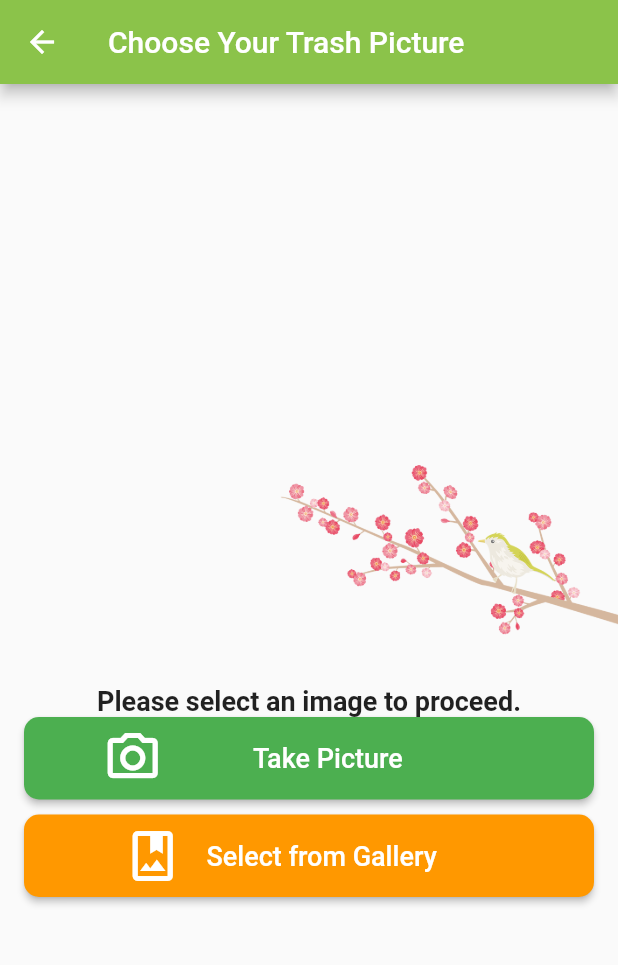
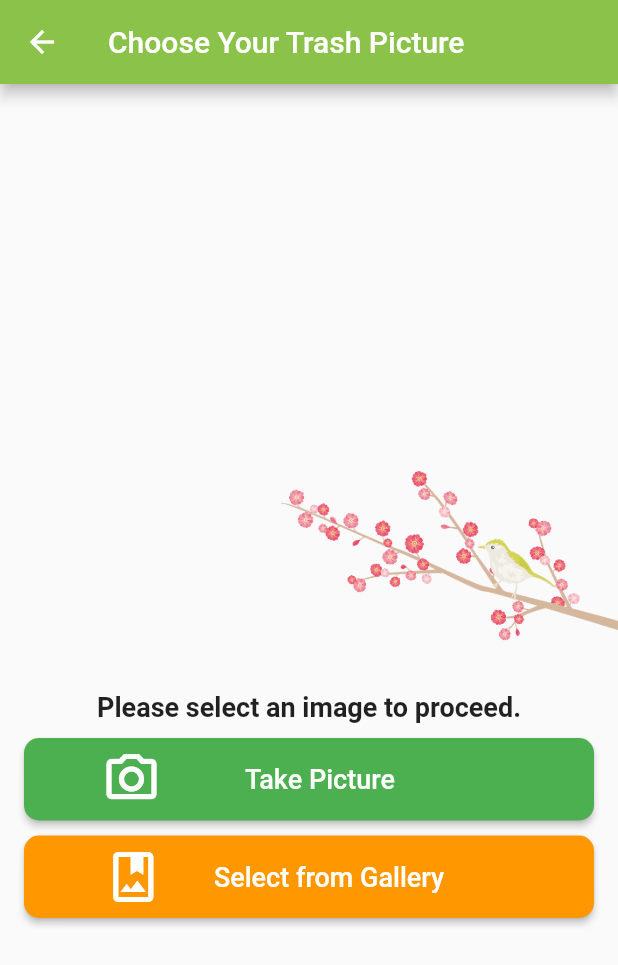
Before and after one commit to s3nmith/recycling-app, a Flutter app: the CameraScreen screen opened directly, on a phone screen of 412 x 824 dp. Shown: the top 965 px of the screen. Run offline on Flutter 3.47's test engine with Material 2 defaults, Android fonts, the phone set to English and light mode, and no system bars; our stand-ins replace firebase_auth, firebase_core, image_picker, introduction_screen, shared_preferences; missing offline and left inert: tflite; accounts and stored records are empty.

Commit message:
currently working on camera screen UI

```diff
--- a/recycling_app/lib/camera/home.dart
+++ b/recycling_app/lib/camera/home.dart
@@ -96,7 +96,7 @@
         ),
         body: Center(
           child: Column(
-            mainAxisAlignment: MainAxisAlignment.center,
+            mainAxisAlignment: MainAxisAlignment.start,
             crossAxisAlignment: CrossAxisAlignment.center,
             children: [
               Column(
@@ -111,6 +111,7 @@
                                 )
                               : Column(
                                   children: [
+                                    SizedBox(height: 25),
                                     Text(
                                       'The trash type is:',
                                       textAlign: TextAlign.center,
@@ -125,7 +126,7 @@
                                       '${_output?[0]['label'] ?? ''}',
                                       textAlign: TextAlign.center,
                                       style: TextStyle(
-                                        color: Colors.black,
+                                        color: Colors.blueAccent,
                                         fontSize: 18,
                                         fontWeight: FontWeight.w400,
                                       ),
@@ -153,6 +154,7 @@
                 children: [
                   imagePicked == false
                       ? Column(children: [
+                        SizedBox(height: 230),
                           Align(
                             alignment: Alignment.topRight,
                             child: SizedBox(
@@ -167,16 +169,18 @@
                               fontWeight: FontWeight.bold,
                             ),
                           ),
+                          SizedBox(height: 10)
                         ])
                       : Column(
                           children: [
+                            SizedBox(height: 15),
                             Padding(
                               padding: const EdgeInsets.only(
-                                  top: 5, bottom: 5, left: 8.0, right: 8.0),
+                                  top: 0, bottom: 5, left: 8.0, right: 8.0),
                               child: Image.file(
                                 _image,
-                                height: 336,
-                                width: 252,
+                                height: 428,
+                                width: 321,
                               ),
                             ),
                             Padding(
@@ -214,6 +218,7 @@
                   Column(children: [
                     Column(
                       mainAxisAlignment: MainAxisAlignment.center,
+                      crossAxisAlignment: CrossAxisAlignment.end,
                       children: [
                         SizedBox(
                           height: 55,
@@ -224,10 +229,10 @@
                               color: Colors.white,
                               size: 40,
                             ),
-                            label: const Text('            Take Picture',
+                            label: const Text('           Take Picture',
                                 style: TextStyle(fontWeight: FontWeight.w500)),
                             style: ElevatedButton.styleFrom(
-                                padding: EdgeInsets.only(right: 75),
+                                padding: EdgeInsets.only(right: 81),
                                 primary: Colors.green,
                                 onPrimary: Colors.white,
                                 //shadowColor: Colors.blue,
@@ -251,12 +256,12 @@
                               size: 40,
                             ),
                             label: const Text(
-                              '  Select from Gallery',
+                              '      Select from Gallery',
                               style: TextStyle(fontWeight: FontWeight.w500),
                               textAlign: TextAlign.center,
                             ),
                             style: ElevatedButton.styleFrom(
-                                padding: EdgeInsets.only(right: 39),
+                                padding: EdgeInsets.only(right: 47),
                                 primary: Colors.orange,
                                 onPrimary: Colors.white,
                                 //shadowColor: Colors.blue,
```
Also changed, not shown: recycling_app/lib/about/aboutpage*.dart (deleted, +0 -72 lines), recycling_app/assets/images/wardsfornow.png (deleted).
